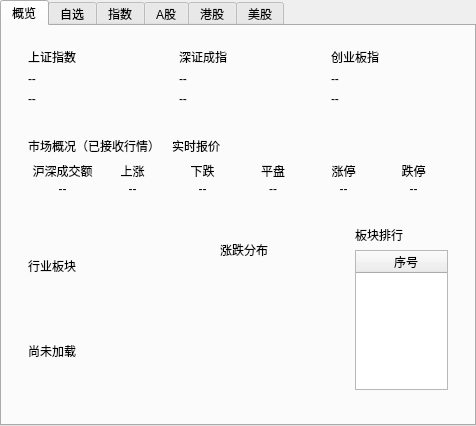
First picture: the form in XTrader/components/CViewHQMarket.ui, repository fengwanggangx/XTrader, before the edit.
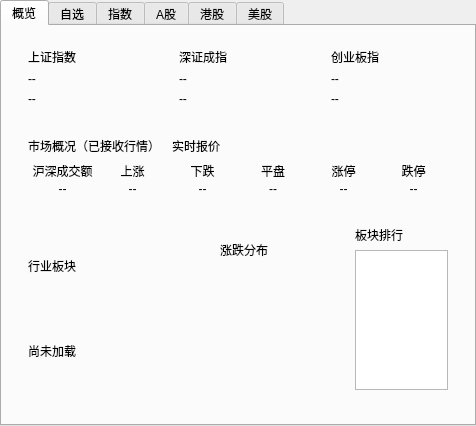
Second picture: the form after the edit. Custom widgets are drawn as their Qt base class.

The edit to the form file:
```diff
--- a/XTrader/components/CViewHQMarket.ui
+++ b/XTrader/components/CViewHQMarket.ui
@@ -783,7 +783,7 @@
 													</widget>
 												</item>
 												<item>
-													<widget class="QTableWidget" name="rankingTable">
+													<widget class="CUITable" name="rankingTable">
 														<property name="selectionBehavior">
 															<enum>QAbstractItemView::SelectRows</enum>
 														</property>
@@ -799,21 +799,6 @@
 														<attribute name="verticalHeaderVisible">
 															<bool>false</bool>
 														</attribute>
-														<column>
-															<property name="text">
-																<string>序号</string>
-															</property>
-														</column>
-														<column>
-															<property name="text">
-																<string>行业名称</string>
-															</property>
-														</column>
-														<column>
-															<property name="text">
-																<string>涨跌幅</string>
-															</property>
-														</column>
 														<property name="verticalScrollBarPolicy">
 															<enum>Qt::ScrollBarAlwaysOff</enum>
 														</property>
@@ -900,7 +885,7 @@
 			<extends>QWidget</extends>
 			<header>CDistributionChart.h</header>
 		</customwidget>
-	</customwidgets>
+	<customwidget><class>CUITable</class><extends>QTableView</extends><header>CUITable.h</header></customwidget></customwidgets>
 	<resources />
 	<connections />
 </ui>
```
